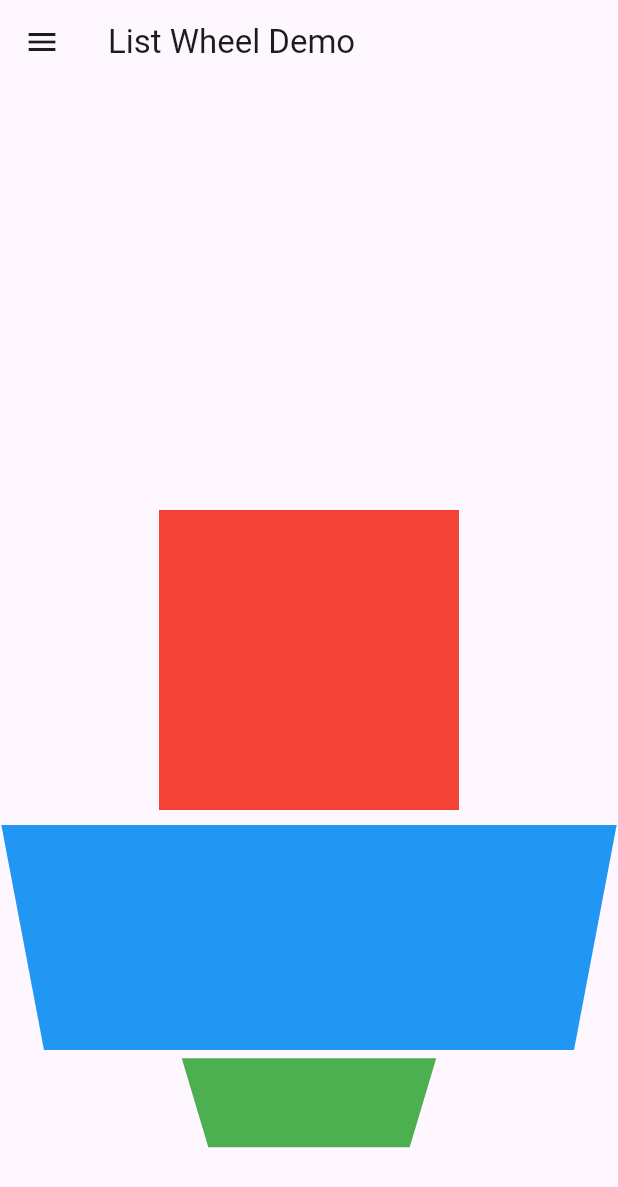
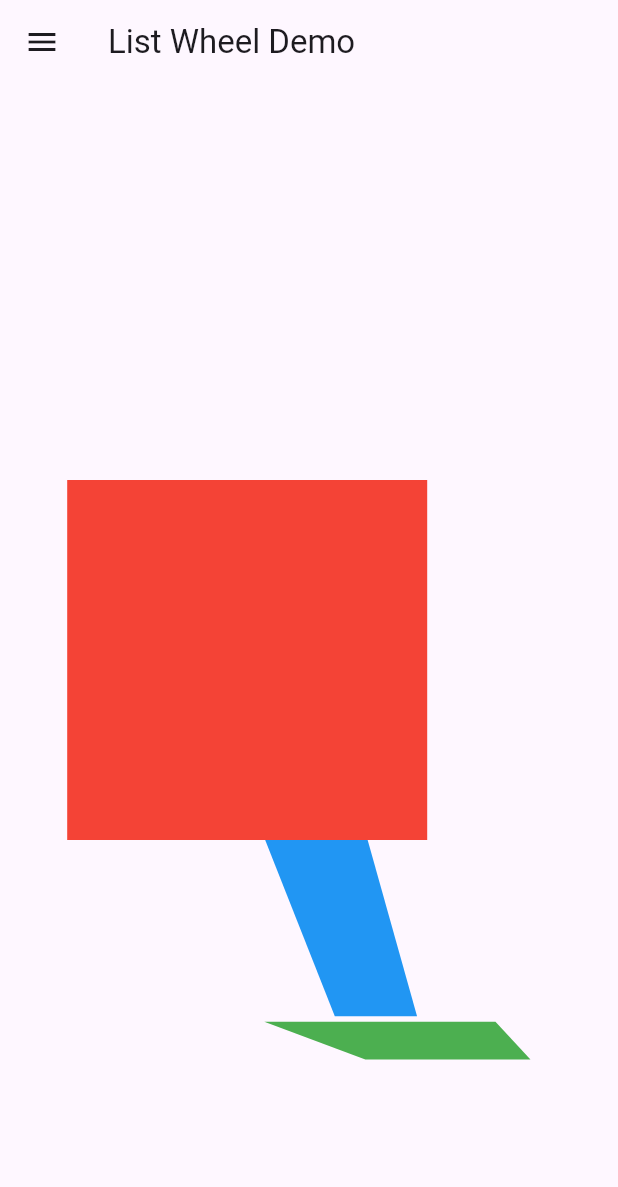
Before and after one commit to sssloba/flutter-widgets-demo, a Flutter app: the ListWheelDemo screen opened directly, on a phone screen of 412 x 824 dp. Shown: the top 1187 px of the screen. Run offline on Flutter 3.47's test engine with Material 3 defaults, Android fonts, the phone set to English and light mode, and no system bars.

Commit message:
list-wheel-parameters

```diff
--- a/lib/screens/list_wheel_demo.dart
+++ b/lib/screens/list_wheel_demo.dart
@@ -17,13 +17,20 @@ class _ListWheelDemoState extends State<ListWheelDemo> {
         title: const Text('List Wheel Demo'),
       ),
       body: Center(
-        child: ListWheelScrollView(itemExtent: 200, children: [
+        child: ListWheelScrollView(
+          itemExtent: 200,
+          diameterRatio: 2.0,
+          perspective: 0.005,
+          useMagnifier: true,
+          magnification: 1.2,
+          offAxisFraction: -0.5,
+          children: [
             Container(
               width: 200,
               color: Colors.red,
             ),
             Container(
-            width: 700,
+              width: 70,
               color: Colors.blue,
             ),
             Container(
@@ -50,7 +57,8 @@ class _ListWheelDemoState extends State<ListWheelDemo> {
               width: 300,
               color: Colors.yellow,
             ),
-        ]),
+          ],
+        ),
       ),
     );
   }
```
Lines whose indentation alone changed are shown as unchanged.
